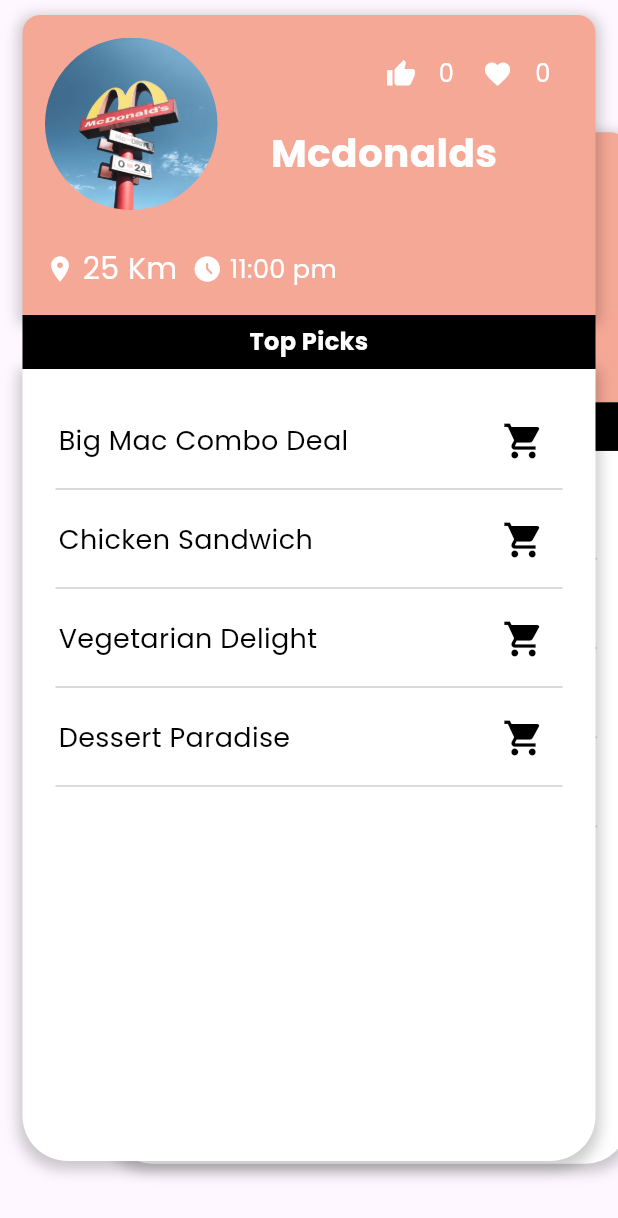
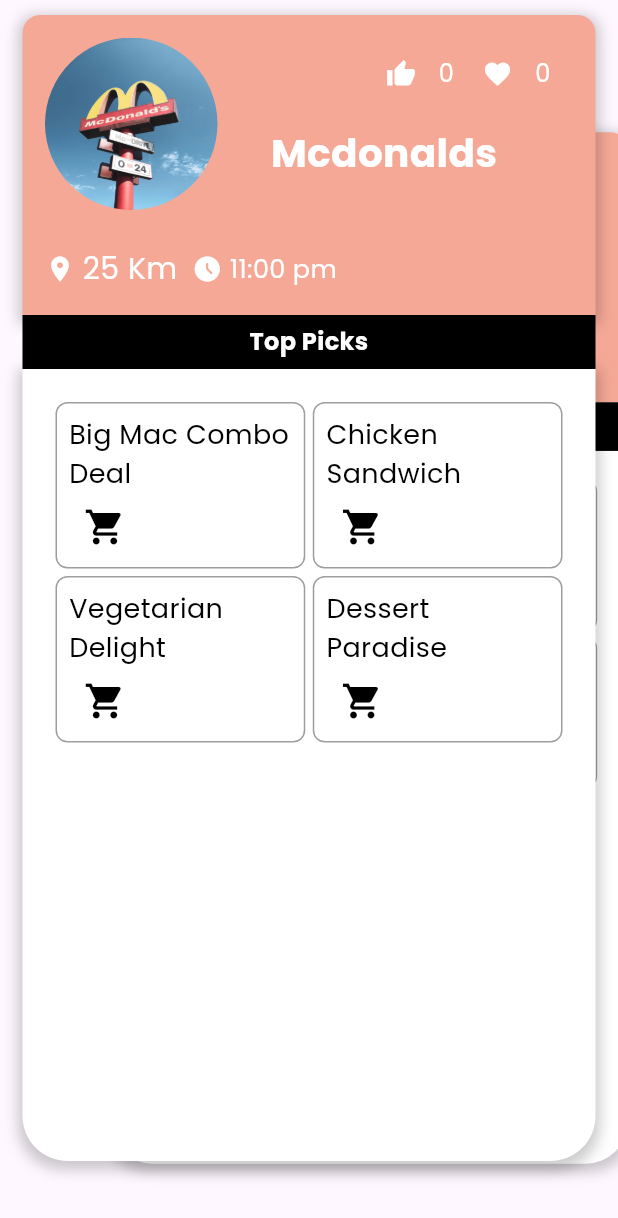
Before and after one commit to ED209Repo/AnyPick, a Flutter app: the NearByScreen screen opened directly, on a phone screen of 412 x 824 dp. Shown: the top 1218 px of the screen. Run offline on Flutter 3.47's test engine with Material 3 defaults, Android fonts, the phone set to English and light mode, and no system bars; drawn by our look-alikes of flutter_card_swiper; our stand-ins replace buttons_tabbar, card_swiper, cool_alert, country_picker, expansion_tile_card, flashy_tab_bar2 and 7 more; missing offline and left inert: fast_color_picker, flutterme_credit_card; accounts and stored records are empty; generated files the repository leaves out were written again; network calls fail.

Commit message:
fixes
fixes

```diff
--- a/lib/Card_Swiper.dart
+++ b/lib/Card_Swiper.dart
@@ -224,51 +224,68 @@ class _ExampleCardState extends State<ExampleCard> {
                 ),
               ],
             ),
-            child: LayoutBuilder(
+            child:LayoutBuilder(
   builder: (BuildContext context, BoxConstraints constraints) {
     return Padding(
       padding: const EdgeInsets.fromLTRB(22, 22, 22, 10),
-                  child: ListView.builder(
-                    // physics: const NeverScrollableScrollPhysics(),
+      child: GridView.builder(
+        gridDelegate: SliverGridDelegateWithFixedCrossAxisCount(
+          childAspectRatio: 1.5,
+          crossAxisCount: 2, // Number of columns in the grid
+          crossAxisSpacing: 5.0, // Spacing between columns
+          mainAxisSpacing: 5.0, // Spacing between rows
+        ),
         itemCount: widget.restaurant.dealNames.length,
         itemBuilder: (context, index) {
           var dealName = widget.restaurant.dealNames[index];
           var dealImage = widget.restaurant.dealImage[index];
-                      var isSelected = selectedDeals.contains(CartItem(dealName, dealImage));
-                      return Column(
-                        children: [
+          var isSelected =
+              selectedDeals.contains(CartItem(dealName, dealImage));
+          return  Container(
+            decoration: BoxDecoration(
+              border: Border.all(color: Colors.grey, width: 1.0),
+              borderRadius: BorderRadius.circular(8.0),
+            ),
+            child:
           InkWell(
-                            onTap:(){
+            onTap: () {
               showModalBottomSheet<dynamic>(
                 backgroundColor: Colors.white,
                 isScrollControlled: true,
                 shape: const RoundedRectangleBorder(
-                                    borderRadius: BorderRadius.only(topRight: Radius.circular(20),topLeft: Radius.circular(20))),
+                  borderRadius: BorderRadius.only(
+                    topRight: Radius.circular(20),
+                    topLeft: Radius.circular(20),
+                  ),
+                ),
                 context: context,
                 builder: (BuildContext context) {
                   return Container(
                     height: MediaQuery.of(context).size.height * 0.7,
                     width: double.infinity,
-                                    child: FoodDetailPage(food: Food.generateRecommendFoods()[0]),
+                    child: FoodDetailPage(
+                      food: Food.generateRecommendFoods()[0],
+                    ),
                   );
                 },
               );
             },
             child: Container(
-                              padding: const EdgeInsets.fromLTRB(2.0, 2.0, 2.0, 0.0), // Adjust the padding as needed
-                              child: Row(
-                                mainAxisAlignment: MainAxisAlignment.spaceBetween, // Align title and cart icon
+              padding: const EdgeInsets.all(8.0), // Adjust padding as needed
+              child: Column(
+                crossAxisAlignment: CrossAxisAlignment.start,
+                mainAxisAlignment: MainAxisAlignment.spaceBetween,
                 children: [
                   Text(
                     widget.restaurant.dealNames[index],
-                                    style:  APfontsStyle.customTextStyle(
+                    style: APfontsStyle.customTextStyle(
                       color: Colors.black,
                       fontSize: 18,
                     ),
                   ),
                   Expanded(
                     child: Align(
-                                      alignment: Alignment.centerRight,
+                      alignment: Alignment.topLeft,
                       child: IconButton(
                         onPressed: () {
                           Navigator.push(
@@ -291,19 +308,13 @@ class _ExampleCardState extends State<ExampleCard> {
                 ],
               ),
             ),
+          ));
+        },
       ),
-                          const Divider(
-                            thickness: 0.5, // Adjust the thickness of the separator line as needed
-                            color: Colors.grey, // Adjust the color of the separator line as needed
-                          ),
-                        ],
     );
   },
 ),
 
-                );
-              },
-            ),
           ),
         ),
       ],
--- a/lib/NewHomeScreen.dart
+++ b/lib/NewHomeScreen.dart
@@ -141,7 +141,7 @@ class _HomeScreenState extends State<HomeScreen> {
         context: context,
         builder: (BuildContext context) {
           return Container(
-            height: MediaQuery.of(context).size.height * 0.7,
+            height: MediaQuery.of(context).size.height * 0.9,
             width: double.infinity,
             child: registerscreen(), // Assuming 'registerscreen' is a valid widget
           );
```
Also changed, not shown: lib/MenuPage.dart (+35 -22 lines), lib/notification.dart (added, +184 -0 lines), 2 other files. Lines whose indentation alone changed are shown as unchanged.
